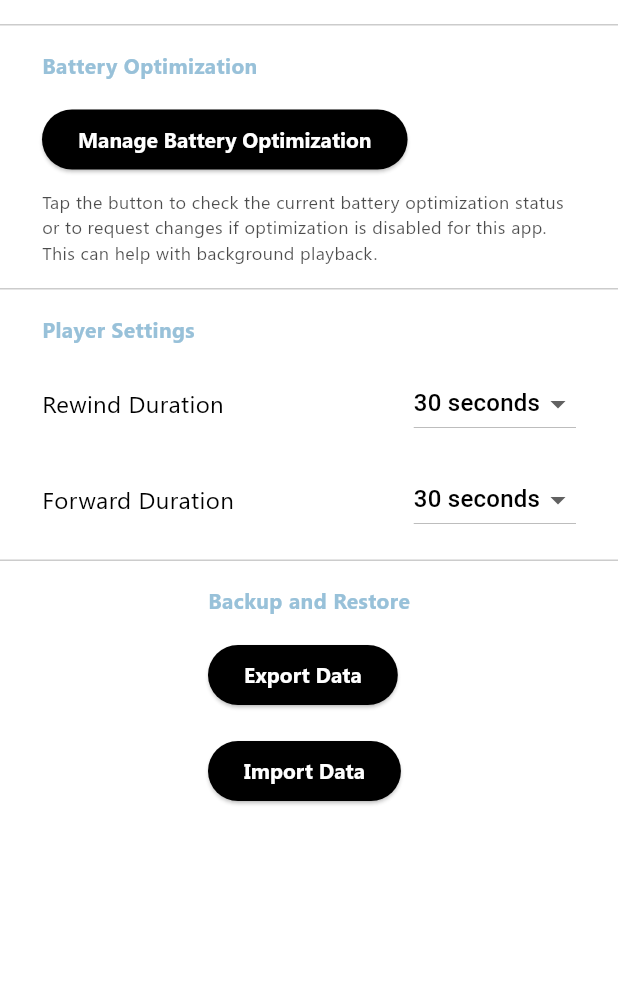
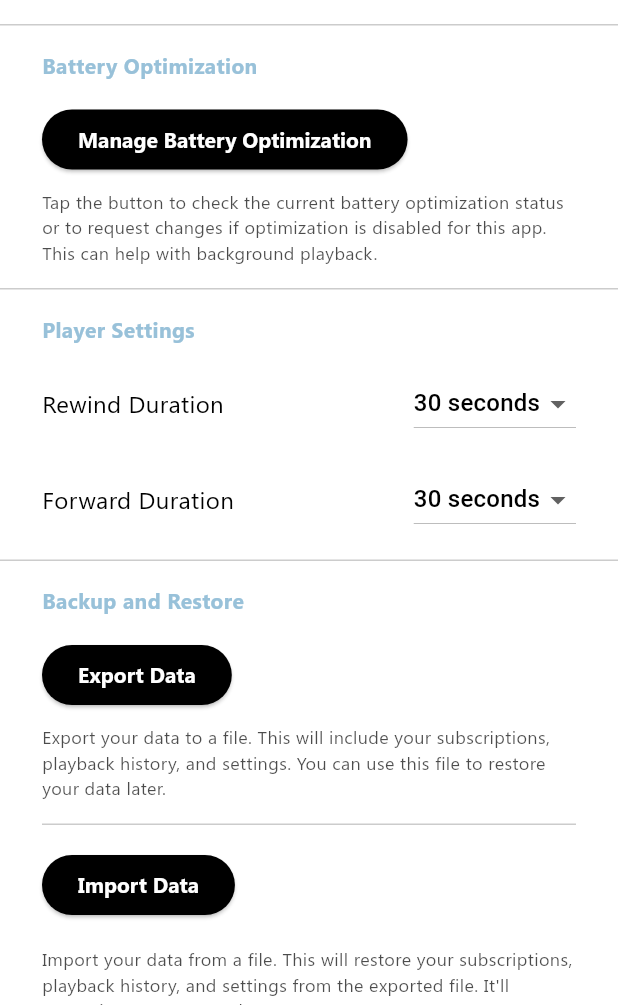
Before and after one commit to srihariash999/podboi_app, a Flutter app: the SettingsPage screen opened directly, on a phone screen of 412 x 824 dp, the part 231-1236 px from its top. Run offline on Flutter 3.47's test engine with Material 3 defaults, Android fonts, the phone set to English and light mode, and no system bars; our stand-ins replace audio_service, cached_network_image, feather_icons, file_picker, flutter_html, flutter_riverpod and 8 more; missing offline and left inert: audio_session, battery_optimizer, podcast_search; accounts and stored records are empty; statements that could not run were skipped.

Commit message:
updated UI for import and export functionality.

```diff
--- a/lib/UI/settings_page.dart
+++ b/lib/UI/settings_page.dart
@@ -288,6 +288,28 @@ class SettingsPage extends StatelessWidget {
                         ),
                       ),
                     ),
+                    Padding(
+                      padding: const EdgeInsets.only(top: 8.0),
+                      child: Text(
+                        "Export your data to a file. This will include your subscriptions, playback history, and settings. You can use this file to restore your data later.",
+                        style: TextStyle(
+                          fontSize: 12.0,
+                          color: Theme.of(context)
+                              .colorScheme
+                              .secondary
+                              .withOpacityValue(0.7),
+                          fontFamily: 'Segoe',
+                        ),
+                      ),
+                    ),
+                    const SizedBox(height: 16.0),
+                    Divider(
+                      color: Theme.of(context)
+                          .colorScheme
+                          .secondary
+                          .withOpacityValue(0.2),
+                      height: 1.0,
+                    ),
                     const SizedBox(height: 16.0),
                     ElevatedButton(
                       onPressed: () {
@@ -304,9 +326,73 @@ class SettingsPage extends StatelessWidget {
                         ),
                       ),
                     ),
+                    const SizedBox(height: 8.0),
+                    Padding(
+                      padding: const EdgeInsets.only(top: 8.0),
+                      child: Text(
+                        "Import your data from a file. This will restore your subscriptions, playback history, and settings from the exported file. It'll overwrite your current data.",
+                        style: TextStyle(
+                          fontSize: 12.0,
+                          color: Theme.of(context)
+                              .colorScheme
+                              .secondary
+                              .withOpacityValue(0.7),
+                          fontFamily: 'Segoe',
+                        ),
+                      ),
+                    ),
                   ],
                 ),
               );
+              // return Container(
+              //   padding: EdgeInsets.symmetric(horizontal: 28.0, vertical: 16.0),
+              //   child: Column(
+              //     crossAxisAlignment: CrossAxisAlignment.start,
+              //     children: [
+              //       Text(
+              //         "Backup and Restore",
+              //         style: TextStyle(
+              //           fontSize: 14.0,
+              //           fontWeight: FontWeight.w600,
+              //           color: Theme.of(context).highlightColor,
+              //           fontFamily: 'Segoe',
+              //         ),
+              //       ),
+              //       const SizedBox(height: 16.0),
+              //       ElevatedButton(
+              //         onPressed: () {
+              //           ref.read(backupRestoreController.notifier).exportData();
+              //         },
+              //         child: Text("Export Data"),
+              //         style: ElevatedButton.styleFrom(
+              //           backgroundColor:
+              //               Theme.of(context).colorScheme.secondary,
+              //           textStyle: TextStyle(
+              //             fontFamily: 'Segoe',
+              //             fontWeight: FontWeight.w600,
+              //             color: Theme.of(context).primaryColor,
+              //           ),
+              //         ),
+              //       ),
+              //       const SizedBox(height: 16.0),
+              //       ElevatedButton(
+              //         onPressed: () {
+              //           ref.read(backupRestoreController.notifier).importData();
+              //         },
+              //         child: Text("Import Data"),
+              //         style: ElevatedButton.styleFrom(
+              //           backgroundColor:
+              //               Theme.of(context).colorScheme.secondary,
+              //           textStyle: TextStyle(
+              //             fontFamily: 'Segoe',
+              //             fontWeight: FontWeight.w600,
+              //             color: Theme.of(context).primaryColor,
+              //           ),
+              //         ),
+              //       ),
+              //     ],
+              //   ),
+              // );
             },
           ),
         ],
```
